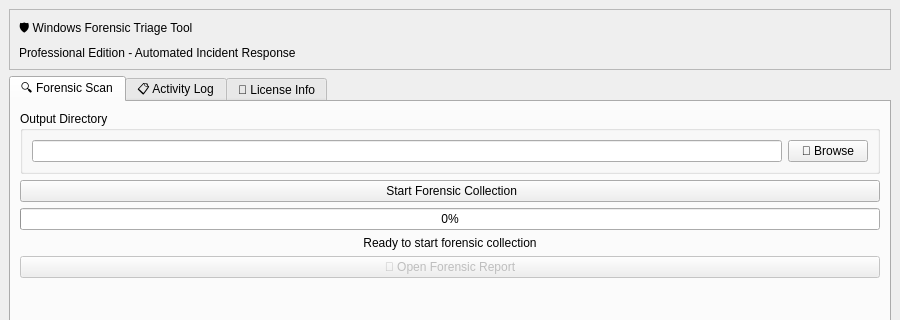
The window that ui/main_window.ui (MaiPriyanshuHoooon/triageX) describes before a commit, drawn with Qt 5; both pictures show x 0 to 900 and y 0 to 320 of the 900 by 700 pixel window.
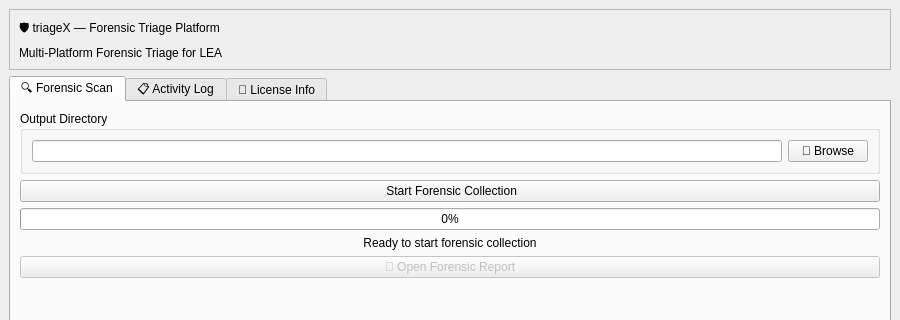
The same window after the commit.

Commit message: fix: UI change from windows specific to multi platform system

Patch:
```diff
--- a/ui/main_window.ui
+++ b/ui/main_window.ui
@@ -24,14 +24,14 @@
        <item>
         <widget class="QLabel" name="titleLabel">
          <property name="text">
-          <string>🛡️ Windows Forensic Triage Tool</string>
+          <string>🛡️ triageX — Forensic Triage Platform</string>
          </property>
         </widget>
        </item>
        <item>
         <widget class="QLabel" name="subtitleLabel">
          <property name="text">
-          <string>Professional Edition - Automated Incident Response</string>
+          <string>Multi-Platform Forensic Triage for LEA</string>
          </property>
         </widget>
        </item>
```
Left out of the diff: 2 changed lines with no effect on the pictures. The commit also changes 6 other files.
